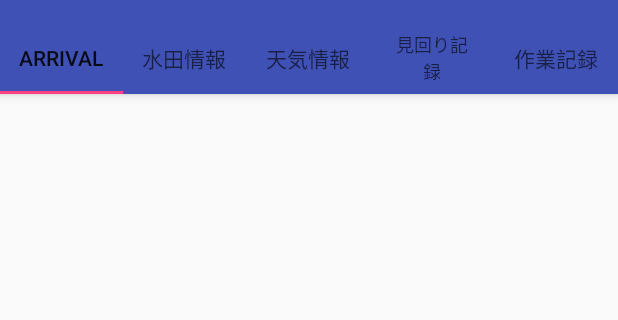
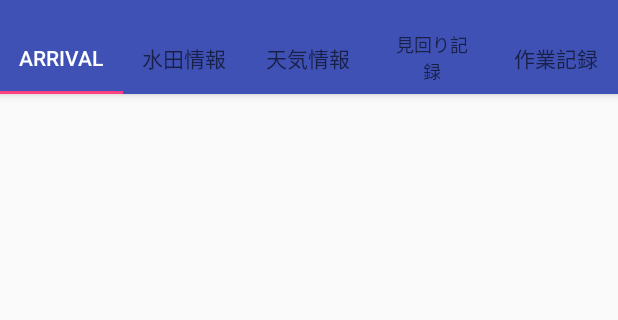
Before and after one commit to Pikason08/e-net, an Android app: the screen it shows after launch (MainActivity), on a phone screen of 412 x 824 dp, the part 62-382 px from its top. Run offline under Robolectric (Android 15) with nearby library versions, the phone set to English and light mode, and no system bars.

Commit message:
fix toolbar

```diff
--- a/app/src/main/res/layout/activity_main.xml
+++ b/app/src/main/res/layout/activity_main.xml
@@ -24,6 +24,7 @@
 
             <android.support.design.widget.TabLayout
                 android:id="@+id/tab_layout"
+                style="@style/TabStyle"
                 android:layout_width="match_parent"
                 android:layout_height="wrap_content" />
         </android.support.design.widget.AppBarLayout>
--- a/app/src/main/res/values/styles.xml
+++ b/app/src/main/res/values/styles.xml
@@ -18,4 +18,7 @@
         <item name="colorAccent">@color/colorAccent</item>
     </style>
 
+    <style name="TabStyle" parent="Widget.Design.TabLayout">
+        <item name="tabSelectedTextColor">@color/white</item>
+    </style>
 </resources>
```
